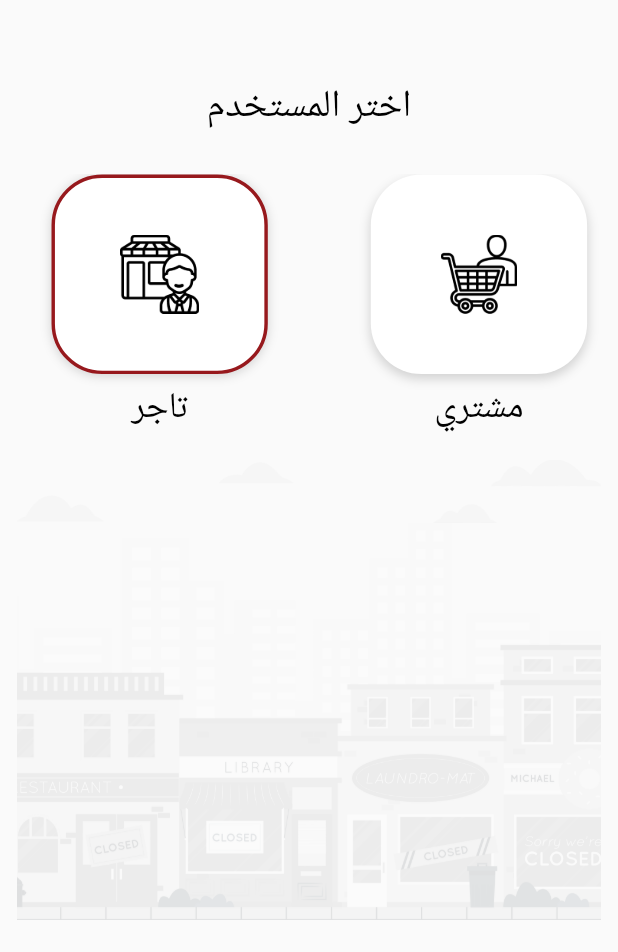
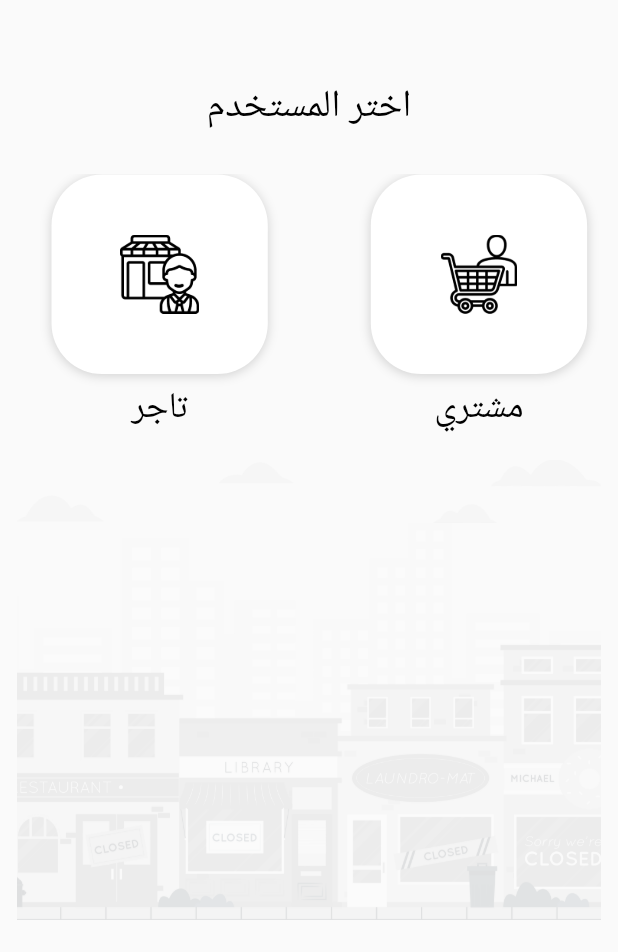
Before and after one commit to Mohamed-Salem7/Bazaar_app, a Flutter app: the ChooseUser screen opened directly, on a phone screen of 412 x 824 dp, the part 284-1236 px from its top. Run offline on Flutter 3.47's test engine with Material 2 defaults, Android fonts, the phone set to English and light mode, and no system bars; our stand-ins replace flutter_bloc, flutter_screenutil, get, google_fonts; missing offline and left inert: onboarding.

Commit message:
first-commit

```diff
--- a/lib/presntaion/layers/choose_user/widget/Choose_User.dart
+++ b/lib/presntaion/layers/choose_user/widget/Choose_User.dart
@@ -1,5 +1,6 @@
 import 'package:bazaar/controller/Auth/cubit.dart';
 import 'package:bazaar/controller/Auth/state.dart';
+import 'package:bazaar/presntaion/layers/choose_user/widget/Container_Select_User.dart';
 import 'package:bazaar/presntaion/utils/App_Color.dart';
 import 'package:bazaar/presntaion/utils/App_Image.dart';
 import 'package:flutter/material.dart';
@@ -26,58 +27,9 @@ class ChooseUserBody extends StatelessWidget {
           return Column(
             children: [
               if (index == 0)
-                Container(
-                  alignment: Alignment.center,
-                  width: 126.w,
-                  height: 126.h,
-                  decoration: BoxDecoration(
-                    borderRadius: BorderRadius.circular(32.r),
-                    color: AppColor.white,
-                    border: Border.fromBorderSide(BorderSide(color: AppColor.mainColor,width: 2.w)),
-                    boxShadow: [
-                      BoxShadow(
-                        color: cubit.changeSelectUserSallers
-                            ? Colors.transparent
-                            : AppColor.black.withOpacity(0.16.spMin),
-                        offset: Offset(0.w, 1.h),
-                        blurRadius: 5.r,
-                      ),
-                    ],
-                  ),
-                  child: Image(
-                    image: AssetImage(
-                      image,
-                    ),
-                    height: 50.h,
-                    width: 50.w,
-                  ),
-                ),
+                ContainerSelectUser(image: image),
               if (index == 1)
-                Container(
-                  alignment: Alignment.center,
-                  width: 126.w,
-                  height: 126.h,
-                  decoration: BoxDecoration(
-                    borderRadius: BorderRadius.circular(32.r),
-                    color: AppColor.white,
-                    boxShadow: [
-                      BoxShadow(
-                        color: (cubit.changeSelectUserCustomers)
-                            ? AppColor.mainColor.withOpacity(0.9.spMin)
-                            : AppColor.black.withOpacity(0.16.spMin),
-                        offset: Offset(0.w, 3.h),
-                        blurRadius: 5.r,
-                      ),
-                    ],
-                  ),
-                  child: Image(
-                    image: AssetImage(
-                      image,
-                    ),
-                    height: 50.h,
-                    width: 50.w,
-                  ),
-                ),
+                ContainerSelectUser(image: image),
               SizedBox(
                 height: 15.h,
               ),
--- /dev/null
+++ b/lib/presntaion/layers/choose_user/widget/Container_Select_User.dart
@@ -0,0 +1,67 @@
+import 'package:bazaar/controller/Auth/cubit.dart';
+import 'package:bazaar/controller/Auth/state.dart';
+import 'package:bazaar/presntaion/utils/App_Color.dart';
+import 'package:flutter/material.dart';
+import 'package:flutter_bloc/flutter_bloc.dart';
+import 'package:flutter_screenutil/flutter_screenutil.dart';
+
+class ContainerSelectUser extends StatelessWidget {
+  const ContainerSelectUser({Key? key, required this.image}) : super(key: key);
+
+
+  final String image;
+  @override
+  Widget build(BuildContext context) {
+    return BlocConsumer<AuthCubit,AuthState>(
+        builder: (context, state) {
+          var cubit = AuthCubit.get(context);
+          return Stack(
+            children: [
+              Container(
+                alignment: Alignment.center,
+                width: 126.w,
+                height: 126.h,
+                decoration: BoxDecoration(
+                  borderRadius: BorderRadius.circular(32.r),
+                  color: AppColor.white,
+                  border: cubit.changeSelectUserSallers
+                      ? Border.fromBorderSide(
+                          BorderSide(color: AppColor.mainColor, width: 2.w))
+                      : null,
+                  boxShadow: [
+                    BoxShadow(
+                      color: cubit.changeSelectUserSallers
+                          ? Colors.transparent
+                          : AppColor.black.withOpacity(0.16.spMin),
+                      offset: Offset(0.w, 1.h),
+                      blurRadius: 5.r,
+                    ),
+                  ],
+                ),
+                child: Image(
+                  image: AssetImage(
+                    image,
+                  ),
+                  height: 50.h,
+                  width: 50.w,
+                ),
+              ),
+              if (cubit.changeSelectUserSallers)
+                PositionedDirectional(
+                  start: 105.w,
+                  child: CircleAvatar(
+                    backgroundColor: AppColor.mainColor,
+                    radius: 10.r,
+                    child: Icon(
+                      Icons.done,
+                      size: 15.spMin,
+                      color: AppColor.white,
+                    ),
+                  ),
+                ),
+            ],
+          );
+        },
+        listener: (context, state) {});
+  }
+}
```
